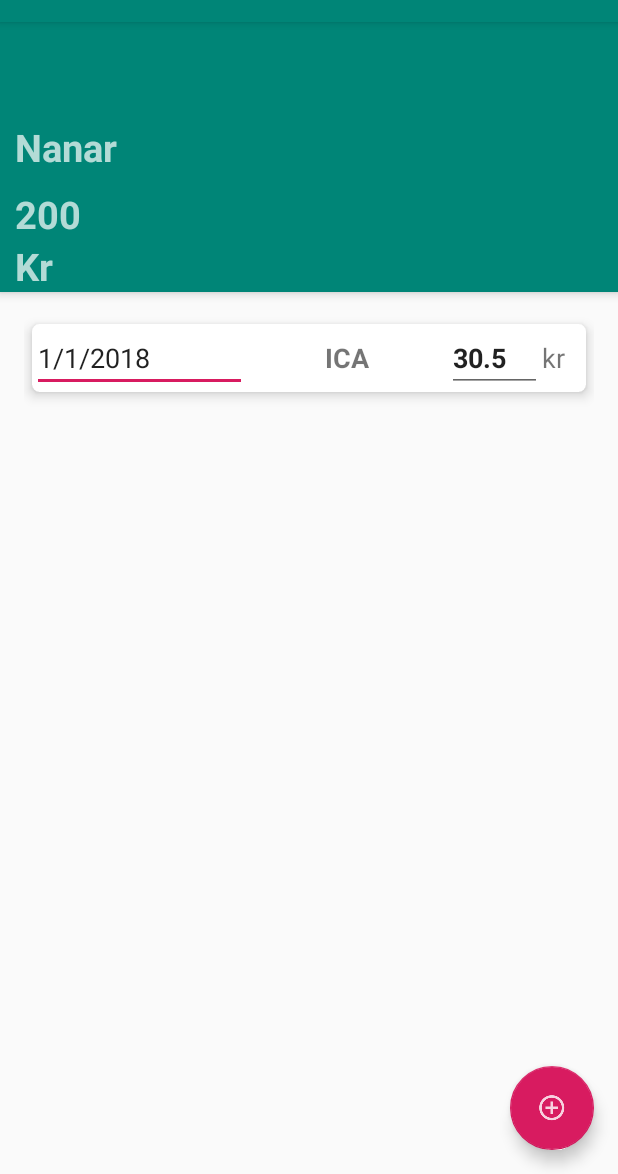
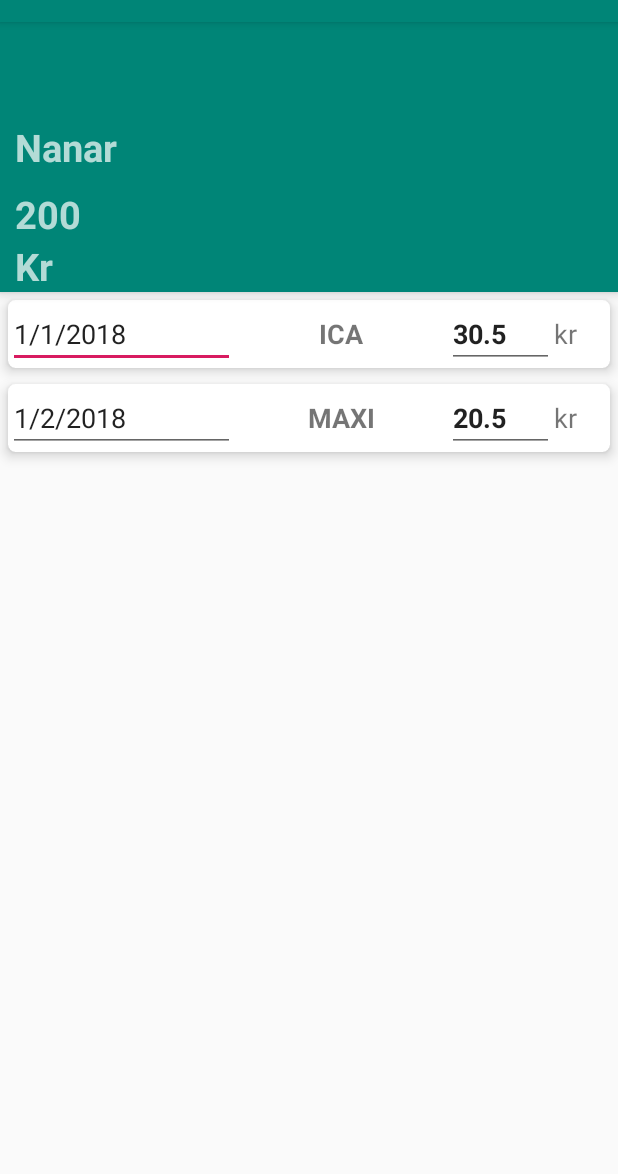
Before and after one commit to HoppaTeamSDA4/Finchild, an Android app: the screen it shows after launch (MainActivity), on a phone screen of 412 x 824 dp, the part 62-1236 px from its top. Run offline under Robolectric (Android 15) with nearby library versions, the phone set to English and light mode, and no system bars.

Commit message:
RecyclerView is working correctly showing all items from class

```diff
--- a/app/src/main/java/com/finchild/hoppateam/sda4/finchild/RVAdapter.java
+++ b/app/src/main/java/com/finchild/hoppateam/sda4/finchild/RVAdapter.java
@@ -23,18 +23,18 @@ public class RVAdapter extends RecyclerView.Adapter<RVAdapter.PurchaseViewHolder
     public static class PurchaseViewHolder extends RecyclerView.ViewHolder {
 
         CardView cardView;
-        EditText purchase_date;
-        TextView store;
-        EditText amount;
+        EditText textView_purchase_date;
+        TextView textView_store;
+        EditText textView_amount;
         RVAdapter mAdapter;
 
         public PurchaseViewHolder(@NonNull View itemView, RVAdapter adapter) {
             super(itemView);
             this.mAdapter = adapter;
             cardView = (CardView) itemView.findViewById(R.id.purchase_cardview);
-            purchase_date = (EditText) itemView.findViewById(R.id.purchase_date);
-            store = (TextView) itemView.findViewById(R.id.store);
-            amount = (EditText) itemView.findViewById(R.id.amount);
+            textView_purchase_date = (EditText) itemView.findViewById(R.id.purchase_date);
+            textView_store = (TextView) itemView.findViewById(R.id.store);
+            textView_amount = (EditText) itemView.findViewById(R.id.amount);
         }
     }
 
@@ -56,9 +56,9 @@ public class RVAdapter extends RecyclerView.Adapter<RVAdapter.PurchaseViewHolder
     @Override
     public void onBindViewHolder(@NonNull PurchaseViewHolder purchaseViewHolder, int i) {
         Purchase_Details purchase = Purchases.get(i);
-        purchaseViewHolder.purchase_date.setText(Purchases.get(i).getPurchase_date());
-        purchaseViewHolder.store.setText(Purchases.get(i).getStore());
-        purchaseViewHolder.amount.setText(String.valueOf(Purchases.get(i).getAmount()));
+        purchaseViewHolder.textView_purchase_date.setText(purchase.getPurchase_date());
+        purchaseViewHolder.textView_store.setText(purchase.getStore());
+        purchaseViewHolder.textView_amount.setText(String.valueOf(purchase.getAmount()));
     }
 
     @Override
--- a/app/src/main/res/layout/activity_main2.xml
+++ b/app/src/main/res/layout/activity_main2.xml
@@ -54,12 +54,6 @@
 
     <include layout="@layout/content_main" />
 
-    <android.support.design.widget.FloatingActionButton
-        android:id="@+id/fab"
-        android:layout_width="wrap_content"
-        android:layout_height="wrap_content"
-        android:layout_gravity="bottom|end"
-        android:layout_margin="16dp"
-        app:srcCompat="@drawable/ic_add_for_fab" />
+
 
 </android.support.design.widget.CoordinatorLayout>
--- a/app/src/main/res/layout/purchase_view.xml
+++ b/app/src/main/res/layout/purchase_view.xml
@@ -1,15 +1,15 @@
 <?xml version="1.0" encoding="utf-8"?>
-<LinearLayout xmlns:android="http://schemas.android.com/apk/res/android"
+<!--LinearLayout xmlns:android="http://schemas.android.com/apk/res/android"
     xmlns:app="http://schemas.android.com/apk/res-auto"
     android:layout_width="match_parent"
     android:layout_height="match_parent"
     android:gravity="top|center"
     android:orientation="vertical"
-    android:padding="16dp">
+    android:padding="16dp"> -->
 
 
-    <android.support.v7.widget.CardView
-        xmlns:card_view="http://schemas.android.com/apk/res-auto"
+<android.support.v7.widget.CardView xmlns:card_view="http://schemas.android.com/apk/res-auto"
+    xmlns:android="http://schemas.android.com/apk/res/android"
     android:id="@+id/purchase_cardview"
     android:layout_width="match_parent"
     android:layout_height="wrap_content"
@@ -17,8 +17,7 @@
     android:background="@color/design_default_color_primary"
     card_view:cardCornerRadius="5dp"
     card_view:cardElevation="5dp"
-        card_view:cardUseCompatPadding="false"
-        >
+    card_view:cardUseCompatPadding="false">
 
         <LinearLayout
             android:layout_width="match_parent"
@@ -64,5 +63,3 @@
                 android:textSize="18sp" />
         </LinearLayout>
     </android.support.v7.widget.CardView>
-
-</LinearLayout>
```
Also changed, not shown: app/src/main/res/anim/item_animation.xml (added, +10 -0 lines), app/src/main/res/layout/wordlist_item.xml (deleted, +0 -13 lines). Lines whose indentation alone changed are shown as unchanged.
